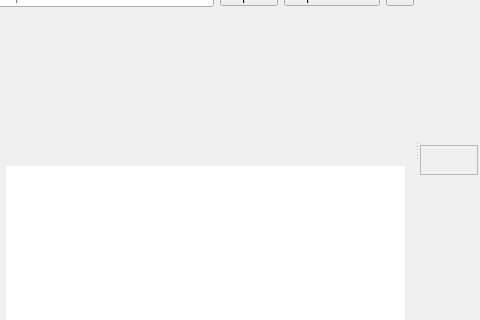
Qt form mainwindow.ui (ic005k/Xiasl) before a commit; both pictures show x 429 to 909 and y 176 to 496 of the 909 by 638 pixel window.
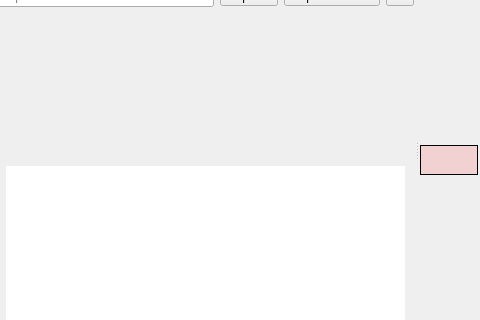
The same form after that commit. Icons and pictures are not drawn. Custom widgets are drawn as their Qt base class.

```diff
--- a/mainwindow.ui
+++ b/mainwindow.ui
@@ -1082,13 +1082,11 @@
         </size>
        </property>
        <property name="styleSheet">
-        <string notr="true">QFrame
-{
-    background-color: qlineargradient(spread:pad, x1:0, y1:0, x2:0, y2:0, 
-                                    stop:0 rgba(195, 40, 9, 55), 
-                                    stop:0.7 rgba(225, 121, 113, 55), 
-                                    stop:1 rgba(237, 154, 152, 55));
-}</string>
+        <string notr="true">QFrame { background-color:rgba(255,25,25,35); 
+			border-left: 1px solid black; 
+			border-right: 1px solid black; 
+			border-top: 1px solid black; 
+			border-bottom: 1px solid black; }</string>
        </property>
        <property name="frameShape">
         <enum>QFrame::StyledPanel</enum>
```
